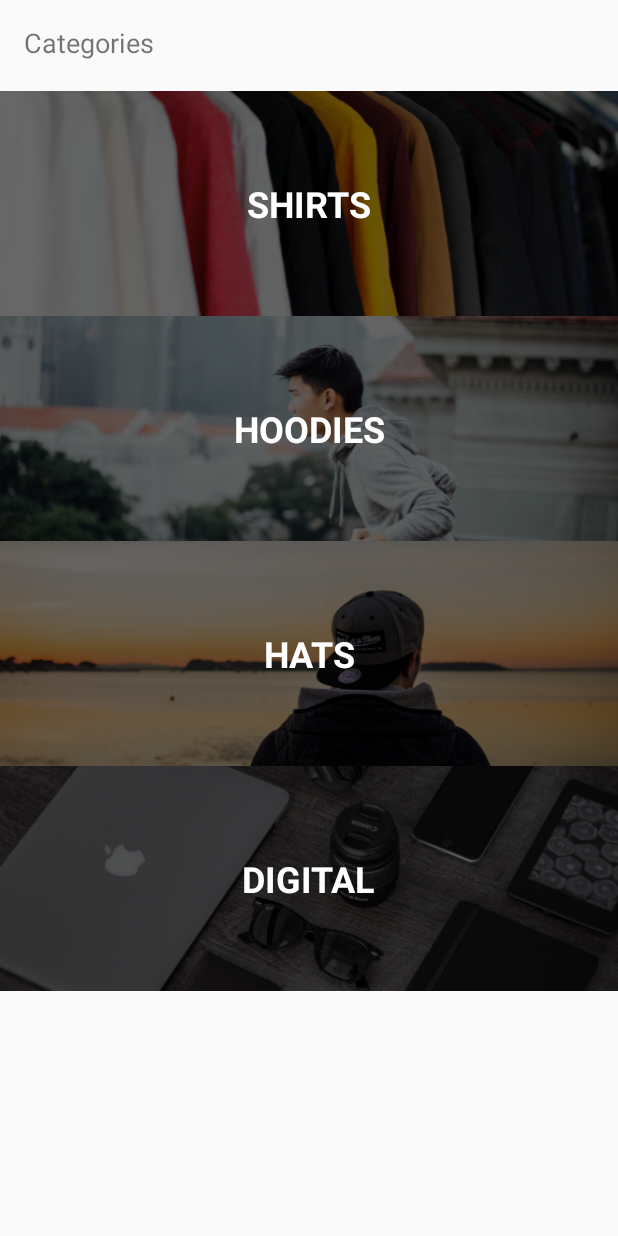
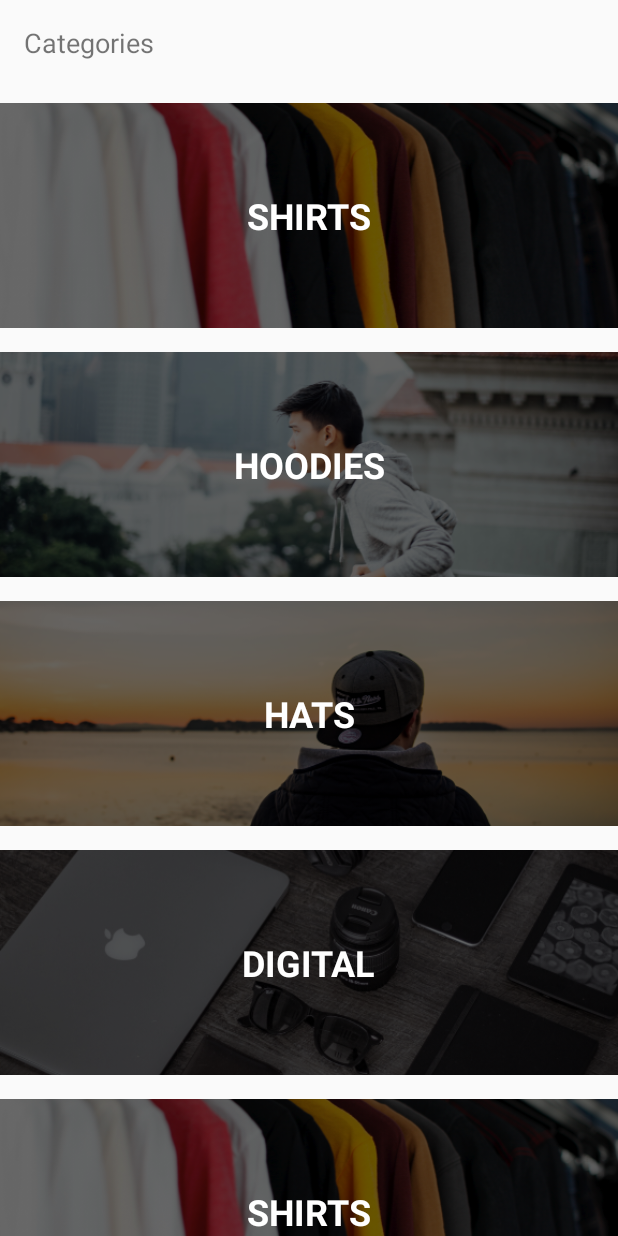
Before and after one commit to muh-azharudheen/CoderSwag, an Android app: the screen it shows after launch (MainActivity), on a phone screen of 412 x 824 dp. Run offline under Robolectric (Android 15) with nearby library versions, the phone set to English and light mode, and no system bars.

Commit message:
Refactored for recycler View

```diff
--- a/app/src/main/java/com/azharudhen/coderswag/Adapters/CategoryAdapter.kt
+++ b/app/src/main/java/com/azharudhen/coderswag/Adapters/CategoryAdapter.kt
@@ -14,10 +14,7 @@ import com.azharudhen.coderswag.R
 /**
  * Created by mac on 11/23/17.
  */
-class CategoryAdapter  (context: Context, categories: List<Category>): BaseAdapter(){
-
-    val context = context
-    val categories = categories
+class CategoryAdapter  (val context: Context, val categories: List<Category>): BaseAdapter(){
 
 
     override fun getView(position: Int, convertView: View?, parent: ViewGroup?): View {
--- /dev/null
+++ b/app/src/main/java/com/azharudhen/coderswag/Adapters/CategoryRecycleAdapter.kt
@@ -0,0 +1,48 @@
+package com.azharudhen.coderswag.Adapters
+
+import android.content.Context
+import android.support.v7.widget.RecyclerView
+import android.text.Layout
+import android.view.LayoutInflater
+import android.view.View
+import android.view.ViewGroup
+import android.widget.ImageView
+import android.widget.TextView
+import com.azharudhen.coderswag.Model.Category
+import com.azharudhen.coderswag.R
+import kotlinx.android.synthetic.main.category_list_item.view.*
+
+/**
+ * Created by mac on 11/24/17.
+ */
+class CategoryRecycleAdapter(val context: Context, val categories: List<Category>): RecyclerView.Adapter<CategoryRecycleAdapter.Holder>() {
+    override fun onCreateViewHolder(parent: ViewGroup?, viewType: Int): Holder {
+        val view = LayoutInflater.from(context)
+                .inflate(R.layout.category_list_item,parent,false)
+        return Holder(view)
+    }
+
+    override fun onBindViewHolder(holder: Holder?, position: Int) {
+        holder?.bindCategory(categories[position],context)
+    }
+
+    override fun getItemCount(): Int {
+        return  categories.count()
+    }
+
+    inner class Holder(itemView: View?) : RecyclerView.ViewHolder(itemView) {
+
+        val categoryImage = itemView?.findViewById<ImageView>(R.id.categoryImage)
+        val categoryName = itemView?.findViewById<TextView>(R.id.categoryName)
+
+        fun bindCategory(category:Category, context: Context){
+            val resourceId = context.resources.getIdentifier(category.image,"drawable",context.packageName)
+            categoryImage?.setImageResource(resourceId)
+            categoryName?.text = category.title
+        }
+
+
+    }
+
+
+}
--- a/app/src/main/java/com/azharudhen/coderswag/Controller/MainActivity.kt
+++ b/app/src/main/java/com/azharudhen/coderswag/Controller/MainActivity.kt
@@ -2,9 +2,11 @@ package com.azharudhen.coderswag.Controller
 
 import android.support.v7.app.AppCompatActivity
 import android.os.Bundle
+import android.support.v7.widget.LinearLayoutManager
 import android.widget.ArrayAdapter
 import android.widget.Toast
 import com.azharudhen.coderswag.Adapters.CategoryAdapter
+import com.azharudhen.coderswag.Adapters.CategoryRecycleAdapter
 import com.azharudhen.coderswag.Model.Category
 import com.azharudhen.coderswag.R
 import com.azharudhen.coderswag.Services.DataService
@@ -12,18 +14,18 @@ import kotlinx.android.synthetic.main.activity_main.*
 
 class MainActivity : AppCompatActivity() {
 
-    lateinit var adapter: CategoryAdapter
+    lateinit var adapter: CategoryRecycleAdapter
 
     override fun onCreate(savedInstanceState: Bundle?) {
         super.onCreate(savedInstanceState)
         setContentView(R.layout.activity_main)
 
-        adapter = CategoryAdapter(this, DataService.categories)
+
+        adapter = CategoryRecycleAdapter(this, DataService.categories)
         categoryListView.adapter = adapter
 
-//        categoryListView.setOnItemClickListener { adapterView, view, position, id ->
-//            val category = DataService.categories[position]
-//            Toast.makeText(this,"You clicked on the {${category.title} Cell}", Toast.LENGTH_SHORT).show()
-//        }
+        val layoutManger = LinearLayoutManager(this)
+        categoryListView.layoutManager = layoutManger
+        categoryListView.setHasFixedSize(true)
     }
 }
--- a/app/src/main/java/com/azharudhen/coderswag/Services/DataService.kt
+++ b/app/src/main/java/com/azharudhen/coderswag/Services/DataService.kt
@@ -11,7 +11,17 @@ object DataService {
             Category("SHIRTS","shirtimage"),
             Category("HOODIES","hoodieimage"),
             Category("HATS","hatimage"),
+            Category("DIGITAL","digitalgoodsimage"),
+            Category("SHIRTS","shirtimage"),
+            Category("HOODIES","hoodieimage"),
+            Category("HATS","hatimage"),
+            Category("DIGITAL","digitalgoodsimage"),
+            Category("SHIRTS","shirtimage"),
+            Category("HOODIES","hoodieimage"),
+            Category("HATS","hatimage"),
             Category("DIGITAL","digitalgoodsimage")
+
+
     )
 
     val hats = listOf(
--- a/app/src/main/res/layout/activity_main.xml
+++ b/app/src/main/res/layout/activity_main.xml
@@ -17,7 +17,7 @@
         app:layout_constraintLeft_toLeftOf="parent"
         app:layout_constraintTop_toTopOf="parent" />
 
-    <ListView
+    <android.support.v7.widget.RecyclerView
         android:id="@+id/categoryListView"
         android:layout_width="0dp"
         android:layout_height="0dp"
--- a/app/src/main/res/layout/category_list_item.xml
+++ b/app/src/main/res/layout/category_list_item.xml
@@ -4,7 +4,7 @@
     xmlns:app="http://schemas.android.com/apk/res-auto"
     xmlns:tools="http://schemas.android.com/tools"
     android:layout_width="match_parent"
-    android:layout_height="150dp">
+    android:layout_height="166dp">
 
     <ImageView
         android:id="@+id/categoryImage"
```
